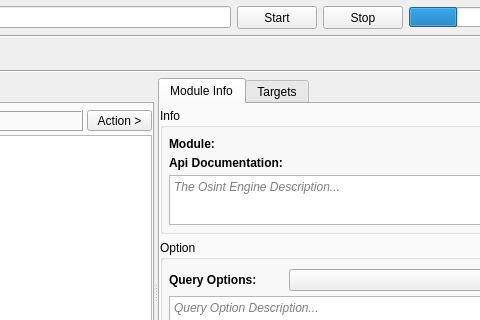
Above: sub3suite/src/engines/raw/Raw.ui from 3nock/OTE before the change; both pictures show x 321 to 801 and y 0 to 320 of the 934 by 505 pixel window. Below: the same form after it.
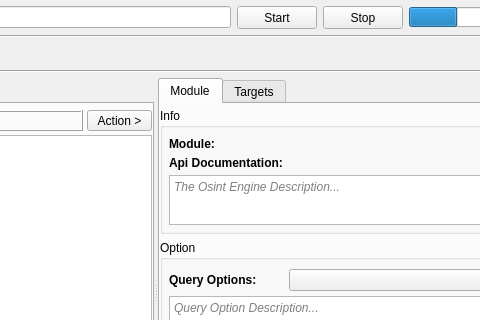
That is the form after the change. Custom widgets are drawn as their Qt base class.

Commit message: refining the project module

The edit to the form file:
```diff
--- a/sub3suite/src/engines/raw/Raw.ui
+++ b/sub3suite/src/engines/raw/Raw.ui
@@ -460,7 +460,7 @@
          </property>
          <widget class="QWidget" name="tabModuleInfo">
           <attribute name="title">
-           <string>Module Info</string>
+           <string>Module</string>
           </attribute>
           <layout class="QVBoxLayout" name="verticalLayout_20">
            <property name="leftMargin">
```
Left out of the diff: 2 changed lines with no effect on the pictures. The commit also changes 11 other files.
